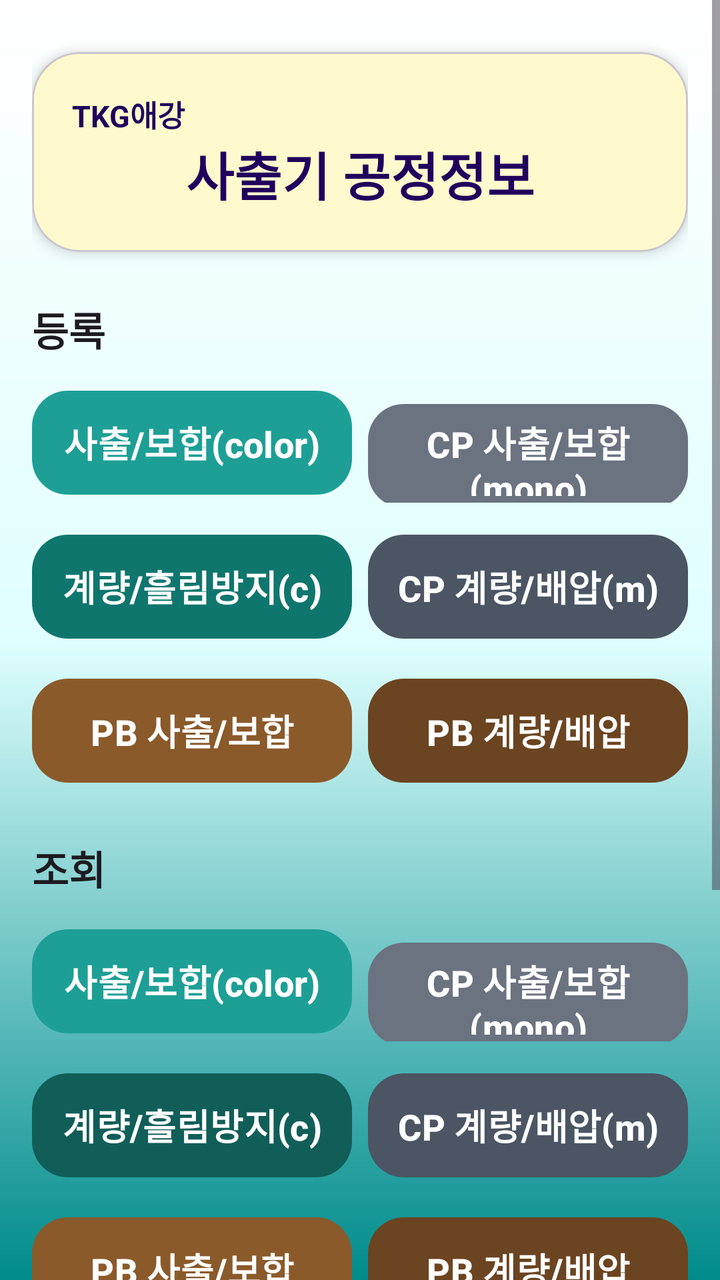
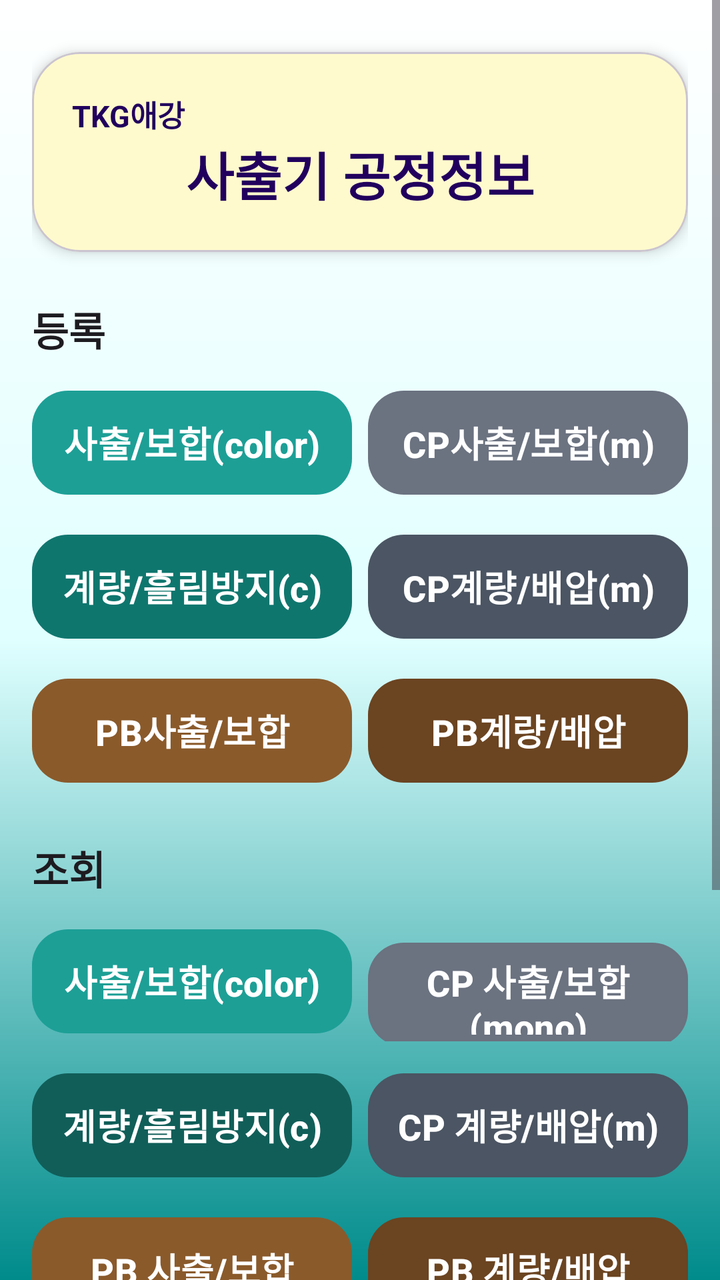

The first picture is an Android layout as it rendered before a commit; the second is the same layout after the commit. The layout source and the unified diff follow.
<!-- AndroidManifest.xml: application theme Theme.akProd -->
<!-- res/layout/activity_main.xml -->
<?xml version="1.0" encoding="utf-8"?>
<ScrollView xmlns:android="http://schemas.android.com/apk/res/android"
    xmlns:app="http://schemas.android.com/apk/res-auto"
    xmlns:tools="http://schemas.android.com/tools"
    android:id="@+id/main"
    android:layout_width="match_parent"
    android:layout_height="match_parent"
    android:background="@drawable/gradient"
    android:fillViewport="true"
    tools:context=".MainActivity">

    <LinearLayout
        android:layout_width="match_parent"
        android:layout_height="wrap_content"
        android:orientation="vertical"
        android:padding="16dp">

        
        <com.google.android.material.card.MaterialCardView
            android:layout_width="match_parent"
            android:layout_height="wrap_content"
            android:layout_marginTop="10dp"
            app:cardCornerRadius="24dp"
            app:cardElevation="4dp"
            app:cardBackgroundColor="@color/lemonchiffon">
            <LinearLayout
                android:layout_width="match_parent"
                android:layout_height="wrap_content"
                android:orientation="vertical"
                android:padding="20dp">
                <TextView
                    android:id="@+id/textview"
                    android:layout_width="match_parent"
                    android:layout_height="wrap_content"
                    android:gravity="start"
                    android:text="@string/tkg_ak"
                    android:textColor="?attr/colorOnPrimaryContainer"
                    android:textSize="15sp"
                    android:textStyle="bold" />

                <TextView
                    android:id="@+id/textView2"
                    android:layout_width="match_parent"
                    android:layout_height="wrap_content"
                    android:gravity="center"
                    android:text="@string/pda_in_out"
                    android:textColor="?attr/colorOnPrimaryFixed"
                    android:textSize="26sp"
                    android:textStyle="bold" />

            </LinearLayout>

        </com.google.android.material.card.MaterialCardView>
        <TextView
            android:id="@+id/menuRegisterTitle"
            android:layout_width="match_parent"
            android:layout_height="wrap_content"
            android:layout_marginTop="24dp"
            android:text="등록"
            android:textColor="?attr/colorOnBackground"
            android:textSize="20sp"
            android:textStyle="bold" />
        <LinearLayout
            android:layout_width="match_parent"
            android:layout_height="wrap_content"
            android:layout_marginTop="12dp"
            android:orientation="horizontal">
            <com.google.android.material.button.MaterialButton
                android:id="@+id/btnCp3"
                style="@style/PDAButtonStyle"
                android:layout_width="0dp"
                android:layout_height="60dp"
                android:layout_weight="1"
                android:layout_marginEnd="8dp"
                app:backgroundTint="#1d9f96"
                android:text="사출/보합(color)"
                android:textAllCaps="false" />
            <com.google.android.material.button.MaterialButton
                android:id="@+id/btnCp14"
                style="@style/PDAButtonStyle"
                android:layout_width="0dp"
                android:layout_height="60dp"
                android:layout_weight="1"
                app:backgroundTint="@color/mono_gray"
                android:text="CP 사출/보합(mono)"
                android:textAllCaps="false" />
        </LinearLayout>
    <LinearLayout
        android:layout_width="match_parent"
        android:layout_height="wrap_content"
        android:layout_marginTop="12dp"
        android:orientation="horizontal">
        <com.google.android.material.button.MaterialButton
            android:id="@+id/btnMeteringC"
            style="@style/PDAButtonStyle"
            android:layout_width="0dp"
            android:layout_height="60dp"
            android:layout_weight="1"
            android:layout_marginEnd="8dp"
            app:backgroundTint="#0F766E"
            android:text="계량/흘림방지(c)"
            android:textAllCaps="false" />

        <com.google.android.material.button.MaterialButton
            android:id="@+id/btnMetering"
            style="@style/PDAButtonStyle"
            android:layout_width="0dp"
            android:layout_height="60dp"
            android:layout_weight="1"
            app:backgroundTint="@color/mono_gray_dark"
            android:text="CP 계량/배압(m)"
            android:textAllCaps="false" />
    </LinearLayout>
    <LinearLayout
        android:layout_width="match_parent"
        android:layout_height="wrap_content"
        android:layout_marginTop="12dp"
        android:orientation="horizontal">
        <com.google.android.material.button.MaterialButton
            android:id="@+id/btnPbInjection"
            style="@style/PDAButtonStyle"
            android:layout_width="0dp"
            android:layout_height="60dp"
            android:layout_weight="1"
            android:layout_marginEnd="8dp"
            app:backgroundTint="@color/pb_brown"
            android:text="PB 사출/보합"
            android:textAllCaps="false" />
        <com.google.android.material.button.MaterialButton
            android:id="@+id/btnPbMetering"
            style="@style/PDAButtonStyle"
            android:layout_width="0dp"
            android:layout_height="60dp"
            android:layout_weight="1"
            app:backgroundTint="@color/pb_brown_dark"
            android:text="PB 계량/배압"
            android:textAllCaps="false" />
    </LinearLayout>
        <TextView
            android:id="@+id/menuHistoryTitle"
            android:layout_width="match_parent"
            android:layout_height="wrap_content"
            android:layout_marginTop="24dp"
            android:text="조회"
            android:textColor="?attr/colorOnBackground"
            android:textSize="20sp"
            android:textStyle="bold" />
        <LinearLayout
            android:layout_width="match_parent"
            android:layout_height="wrap_content"
            android:layout_marginTop="12dp"
            android:orientation="horizontal">
            <com.google.android.material.button.MaterialButton
                android:id="@+id/btnCp3History"
                style="@style/PDAButtonStyle"
                android:layout_width="0dp"
                android:layout_height="60dp"
                android:layout_weight="1"
                android:layout_marginEnd="8dp"
                app:backgroundTint="#1d9f96"
                android:text="사출/보합(color)"
                android:textAllCaps="false" />
            <com.google.android.material.button.MaterialButton
                android:id="@+id/btnCp14History"
                style="@style/PDAButtonStyle"
                android:layout_width="0dp"
                android:layout_height="60dp"
                android:layout_weight="1"
                app:backgroundTint="@color/mono_gray"
                android:text="CP 사출/보합(mono)"
                android:textAllCaps="false" />
        </LinearLayout>
    <LinearLayout
        android:layout_width="match_parent"
        android:layout_height="wrap_content"
        android:layout_marginTop="12dp"
        android:orientation="horizontal">
        <com.google.android.material.button.MaterialButton
            android:id="@+id/btnMeteringHistoryC"
            style="@style/PDAButtonStyle"
            android:layout_width="0dp"
            android:layout_height="60dp"
            android:layout_weight="1"
            android:layout_marginEnd="8dp"
            app:backgroundTint="#115E59"
            android:text="계량/흘림방지(c)"
            android:textAllCaps="false" />
        <com.google.android.material.button.MaterialButton
            android:id="@+id/btnMeteringHistory"
            style="@style/PDAButtonStyle"
            android:layout_width="0dp"
            android:layout_height="60dp"
            android:layout_weight="1"
            app:backgroundTint="@color/mono_gray_dark"
            android:text="CP 계량/배압(m)"
            android:textAllCaps="false" />
    </LinearLayout>
    <LinearLayout
        android:layout_width="match_parent"
        android:layout_height="wrap_content"
        android:layout_marginTop="12dp"
        android:orientation="horizontal">
        <com.google.android.material.button.MaterialButton
            android:id="@+id/btnPbInjectionHistory"
            style="@style/PDAButtonStyle"
            android:layout_width="0dp"
            android:layout_height="60dp"
            android:layout_weight="1"
            android:layout_marginEnd="8dp"
            app:backgroundTint="@color/pb_brown"
            android:text="PB 사출/보합"
            android:textAllCaps="false" />
        <com.google.android.material.button.MaterialButton
            android:id="@+id/btnPbMeteringHistory"
            style="@style/PDAButtonStyle"
            android:layout_width="0dp"
            android:layout_height="60dp"
            android:layout_weight="1"
            app:backgroundTint="@color/pb_brown_dark"
            android:text="PB 계량/배압"
            android:textAllCaps="false" />
    </LinearLayout>
        <View
            android:layout_width="0dp"
            android:layout_height="60dp"
            android:layout_weight="1"
            android:minHeight="16dp" />
        
        <com.google.android.material.button.MaterialButton
            android:id="@+id/btnLogout"
            style="@style/Widget.Material3.Button.OutlinedButton"
            android:layout_width="match_parent"
            android:layout_height="60dp"
            android:layout_marginTop="10dp"
            android:text="@string/menu_logout"
            android:textSize="18sp" />
        <com.google.android.material.button.MaterialButton
            android:id="@+id/button4"
            style="@style/Widget.Material3.Button.OutlinedButton"
            android:layout_width="match_parent"
            android:layout_height="60dp"
            android:layout_marginTop="10dp"
            android:text="@string/n_exit"
            android:textStyle="bold"
            android:textColor="@color/white"
            app:backgroundTint="@color/darknavy"
            android:textSize="20sp" />


        <TextView
            android:id="@+id/TextView11"
            android:layout_width="match_parent"
            android:layout_height="wrap_content"
            android:layout_marginTop="5dp"
            android:gravity="end"
            android:padding="8dp"
            android:textColor="?attr/colorOnBackground"
            android:textSize="14sp" />

    </LinearLayout>

</ScrollView>
<!-- resources referenced by this layout -->
<resources>
  <color name="darknavy">#000435</color>
  <color name="lemonchiffon">#fffacd</color>
  <color name="mono_gray">#6B7280</color>
  <color name="mono_gray_dark">#4B5563</color>
  <color name="pb_brown">#8A5A2B</color>
  <color name="pb_brown_dark">#6B4421</color>
  <color name="white">#FFFFFFFF</color>
  <!-- drawable gradient (drawable) -->
  <?xml version="1.0" encoding="utf-8"?>
  <layer-list xmlns:android="http://schemas.android.com/apk/res/android">
      <item>
          <shape android:shape="rectangle">
              <gradient
                  android:angle="90"
                  android:centerColor="@color/lightcyan"
                  android:endColor="@color/white"
                  android:startColor="@color/darkcyan"
                  android:type="linear" />
          </shape>
      </item>
  </layer-list>
  <string name="menu_logout">로그아웃</string>
  <string name="n_exit">종료(Exit)</string>
  <string name="pda_in_out">사출기 공정정보</string>
  <string name="tkg_ak">TKG애강</string>
  <style name="PDAButtonStyle" parent="Widget.Material3.Button"><item name="cornerRadius">18dp</item><item name="android:minHeight">40dp</item><item name="android:textStyle">bold</item><item name="android:textSize">18sp</item><item name="android:textAllCaps">false</item><item name="android:paddingStart">12dp</item><item name="android:paddingEnd">12dp</item><item name="backgroundTint">@color/cadetblue</item><item name="android:textColor">@color/white</item></style>
  <style name="Theme.akProd" parent="Theme.Material3.DayNight.NoActionBar">
          <item name="colorPrimary">#1565C0</item>
          <item name="colorOnPrimary">#FFFFFF</item>
          <item name="colorSecondary">#00897B</item>
      </style>
  <color name="lightcyan">#e0ffff</color>
  <color name="darkcyan">#008b8b</color>
  <color name="cadetblue">#5f9ea0</color>
</resources>

<!-- the commit's change to res/layout/activity_main.xml (unified diff, before → after) -->
@@ -82,7 +82,7 @@
                 android:layout_height="60dp"
                 android:layout_weight="1"
                 app:backgroundTint="@color/mono_gray"
-                android:text="CP 사출/보합(mono)"
+                android:text="CP사출/보합(m)"
                 android:textAllCaps="false" />
         </LinearLayout>
     <LinearLayout
@@ -108,7 +108,7 @@
             android:layout_height="60dp"
             android:layout_weight="1"
             app:backgroundTint="@color/mono_gray_dark"
-            android:text="CP 계량/배압(m)"
+            android:text="CP계량/배압(m)"
             android:textAllCaps="false" />
     </LinearLayout>
     <LinearLayout
@@ -124,7 +124,7 @@
             android:layout_weight="1"
             android:layout_marginEnd="8dp"
             app:backgroundTint="@color/pb_brown"
-            android:text="PB 사출/보합"
+            android:text="PB사출/보합"
             android:textAllCaps="false" />
         <com.google.android.material.button.MaterialButton
             android:id="@+id/btnPbMetering"
@@ -133,7 +133,7 @@
             android:layout_height="60dp"
             android:layout_weight="1"
             app:backgroundTint="@color/pb_brown_dark"
-            android:text="PB 계량/배압"
+            android:text="PB계량/배압"
             android:textAllCaps="false" />
     </LinearLayout>
         <TextView
